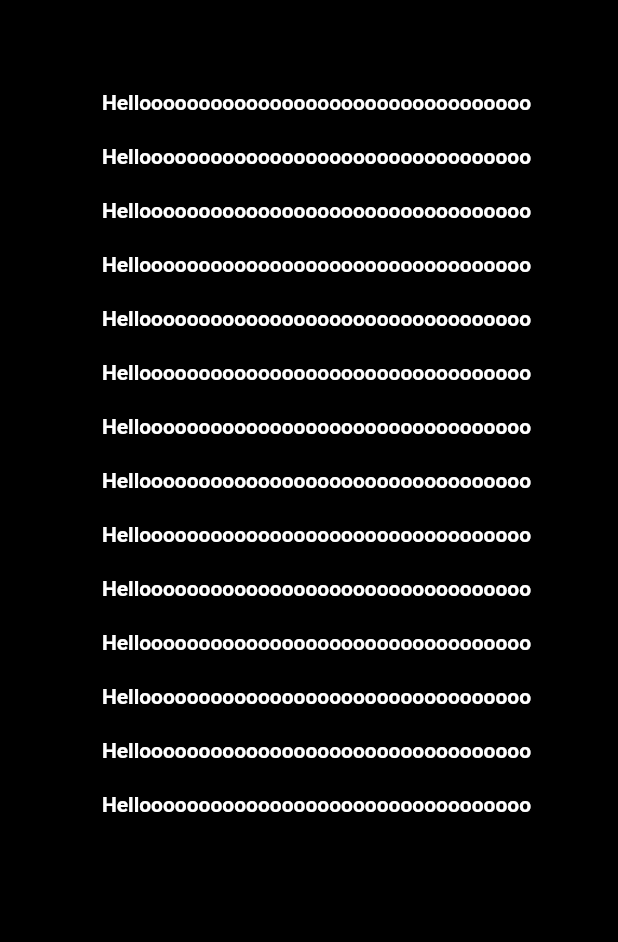
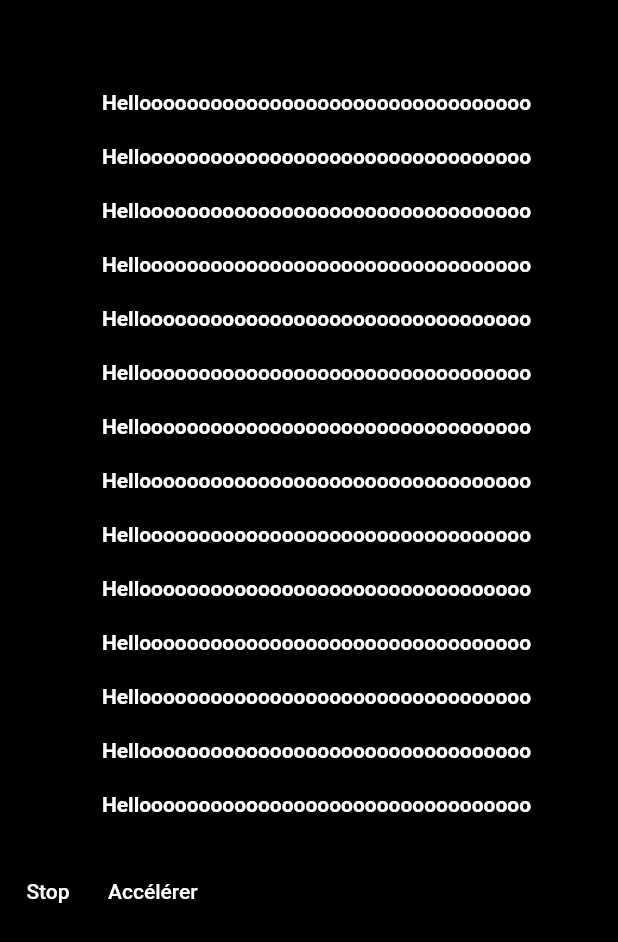
Before and after one commit to Kisat0/FlutterProject, a Flutter app: the screen it shows after launch, on a phone screen of 412 x 824 dp. Shown: the top 942 px of the screen. Run offline on Flutter 3.47's test engine with Material 2 defaults, Android fonts, the phone set to English and light mode, and no system bars; drawn by our look-alikes of marquee.

Commit message:
update buttons

```diff
--- a/lib/main.dart
+++ b/lib/main.dart
@@ -9,7 +9,9 @@ class MyApp extends StatefulWidget {
 }
 
 class _MyAppState extends State<MyApp> {
-  bool _useRtlText = false;
+  double velo = 100;
+  String but = "Accélérer";
+  String but2 = "Stop";
 
   @override
   Widget build(BuildContext context) {
@@ -21,10 +23,53 @@ class _MyAppState extends State<MyApp> {
           child: ListView(
             padding: EdgeInsets.only(top: 50),
             children: [
-                _buildComplexMarquee(),
-              ].map(_wrapWithStuff).toList(),
+              Column(
+                children: [_buildComplexMarquee()].map(_wrapWithStuff).toList(),
               ),
-          )),
+              Row(children: [
+                TextButton(
+                  style: ButtonStyle(
+                    foregroundColor:
+                        MaterialStateProperty.all<Color>(Colors.white),
+                    overlayColor: MaterialStateProperty.all<Color>(Colors.blue),
+                  ),
+                  onPressed: () {
+                    setState(() {
+                      if (but2 == 'Stop') {
+                        but2 = 'Start';
+                        velo = 10;
+                      } else {
+                        but2 = 'Stop';
+                        velo = 100;
+                      }
+                    });
+                  },
+                  child: Text(but2),
+                ),
+                TextButton(
+                  style: ButtonStyle(
+                    foregroundColor:
+                        MaterialStateProperty.all<Color>(Colors.white),
+                    overlayColor: MaterialStateProperty.all<Color>(Colors.blue),
+                  ),
+                  onPressed: () {
+                    setState(() {
+                      if (but == 'Ralentir') {
+                        but = 'Accélérer';
+                        velo = 100;
+                      } else {
+                        but = 'Ralentir';
+                        velo = 200;
+                      }
+                    });
+                  },
+                  child: Text(but),
+                ),
+              ])
+            ],
+          ),
+        ),
+      ),
     );
   }
 
@@ -35,19 +80,16 @@ class _MyAppState extends State<MyApp> {
       scrollAxis: Axis.vertical,
       crossAxisAlignment: CrossAxisAlignment.center,
       blankSpace: 20,
-      showFadingOnlyWhenScrolling: true,
-      fadingEdgeStartFraction: 0.1,
-      fadingEdgeEndFraction: 0.1,
       startPadding: 10,
-      textDirection: _useRtlText ? TextDirection.rtl : TextDirection.ltr,
+      velocity: velo,
+      textDirection: TextDirection.ltr,
     );
   }
 
   Widget _wrapWithStuff(Widget child) {
     return Padding(
       padding: EdgeInsets.all(10),
-      child:
-      Center(
+      child: Center(
         child: Container(height: 500, color: Colors.black, child: child),
       ),
     );
```
Lines whose indentation alone changed are shown as unchanged.
